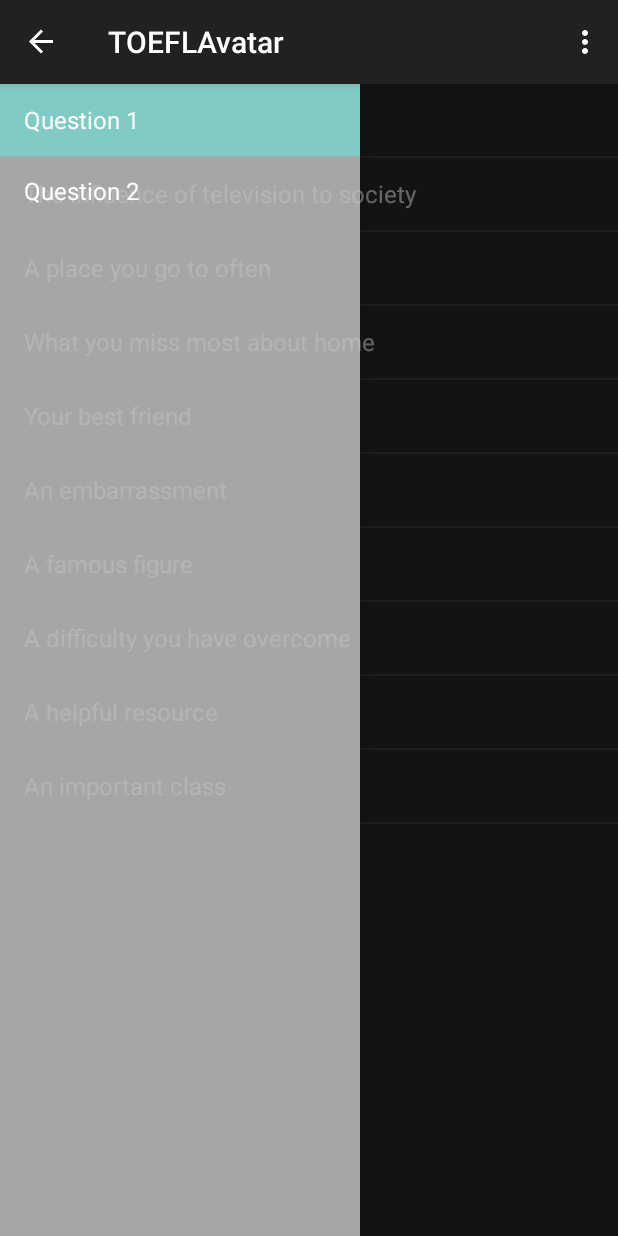
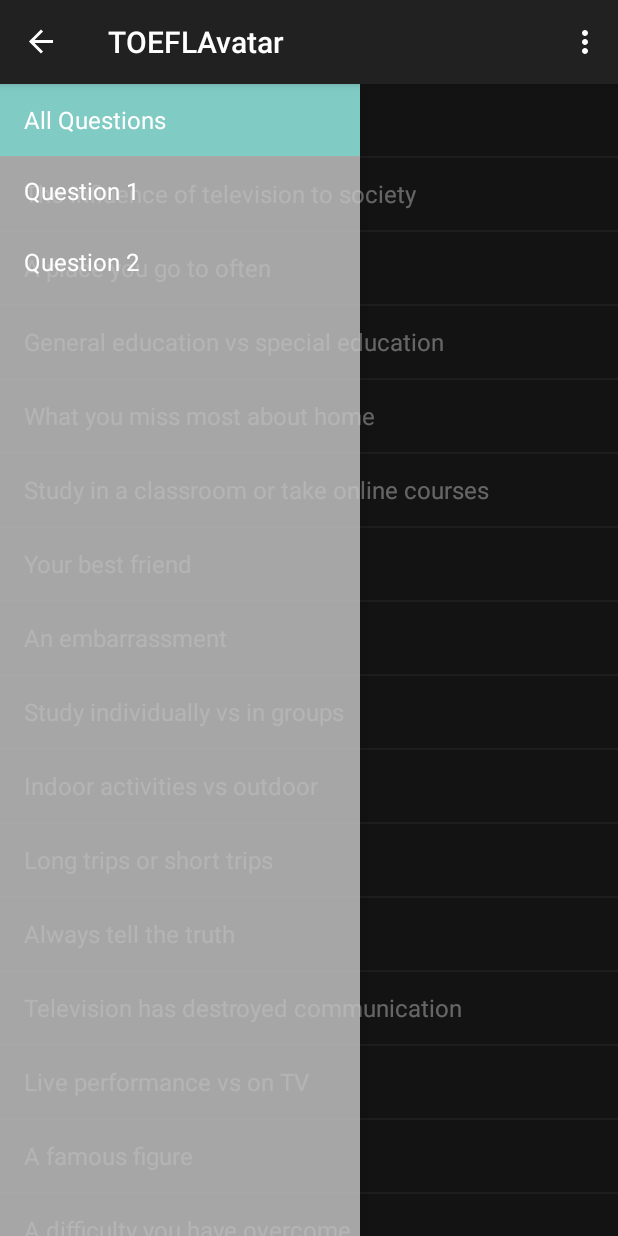
Before and after one commit to mingthor/ToeflAvatar, an Android app: the screen it shows after launch (MainActivity), on a phone screen of 412 x 824 dp. Run offline under Robolectric (Android 15) with nearby library versions, the phone set to English and light mode, and no system bars.

Commit message:
Enable a drawer item to show all questions.

```diff
--- a/app/src/main/java/com/sequoiabridge/captain/toeflavatar/MainActivity.java
+++ b/app/src/main/java/com/sequoiabridge/captain/toeflavatar/MainActivity.java
@@ -38,7 +38,7 @@ public class MainActivity extends AppCompatActivity
                 R.id.navigation_drawer,
                 (DrawerLayout) findViewById(R.id.drawer_layout));
 
-        DummyContent.populateQuestionsList(getResources().getXml(R.xml.data), 1);
+        DummyContent.populateQuestionsList(getResources().getXml(R.xml.data), 0);
     }
 
     @Override
@@ -46,7 +46,7 @@ public class MainActivity extends AppCompatActivity
         // update the main content by replacing fragments
         FragmentManager fragmentManager = getSupportFragmentManager();
         fragmentManager.beginTransaction()
-                .replace(R.id.container, QuestionListFragment.newInstance(position + 1))
+                .replace(R.id.container, QuestionListFragment.newInstance(position))
                 .commit();
     }
 
--- a/app/src/main/java/com/sequoiabridge/captain/toeflavatar/NavigationDrawerFragment.java
+++ b/app/src/main/java/com/sequoiabridge/captain/toeflavatar/NavigationDrawerFragment.java
@@ -102,6 +102,7 @@ public class NavigationDrawerFragment extends Fragment {
                 android.R.layout.simple_list_item_activated_1,
                 android.R.id.text1,
                 new String[]{
+                        "All Questions",
                         getString(R.string.title_question1),
                         getString(R.string.title_question2),
                 }));
--- a/app/src/main/java/com/sequoiabridge/captain/toeflavatar/QuestionListFragment.java
+++ b/app/src/main/java/com/sequoiabridge/captain/toeflavatar/QuestionListFragment.java
@@ -67,7 +67,7 @@ public class QuestionListFragment extends ListFragment {
     public void onCreate(Bundle savedInstanceState) {
         super.onCreate(savedInstanceState);
 
-        int type = getArguments() != null ? getArguments().getInt(QuestionType) : 1;
+        int type = getArguments() != null ? getArguments().getInt(QuestionType) : 0;
         Log.d("QuestionListFragment", "type = " + type);
         DummyContent.populateQuestionsList(getResources().getXml(R.xml.data), type);
 
--- a/app/src/main/java/com/sequoiabridge/captain/toeflavatar/data/DummyContent.java
+++ b/app/src/main/java/com/sequoiabridge/captain/toeflavatar/data/DummyContent.java
@@ -68,12 +68,13 @@ public class DummyContent {
                         }
                         break;
                     case XmlResourceParser.END_TAG:
-                        assert (question != null);
-                        if (name.equals(DataContract.QuestionEntry.QUESTION_ITEM_NODE_NAME) &&
-                                Integer.parseInt(question.type) == type &&
-                                !ITEM_MAP.containsKey(question.id)) {
-                            addItem(question);
-                            question = null;
+
+                        if (name.equals(DataContract.QuestionEntry.QUESTION_ITEM_NODE_NAME)) {
+                            assert (question != null);
+                            if (type == 0 || Integer.parseInt(question.type) == type) {
+                                addItem(question);
+                                question = null;
+                            }
                         }
                         break;
                 }
```
